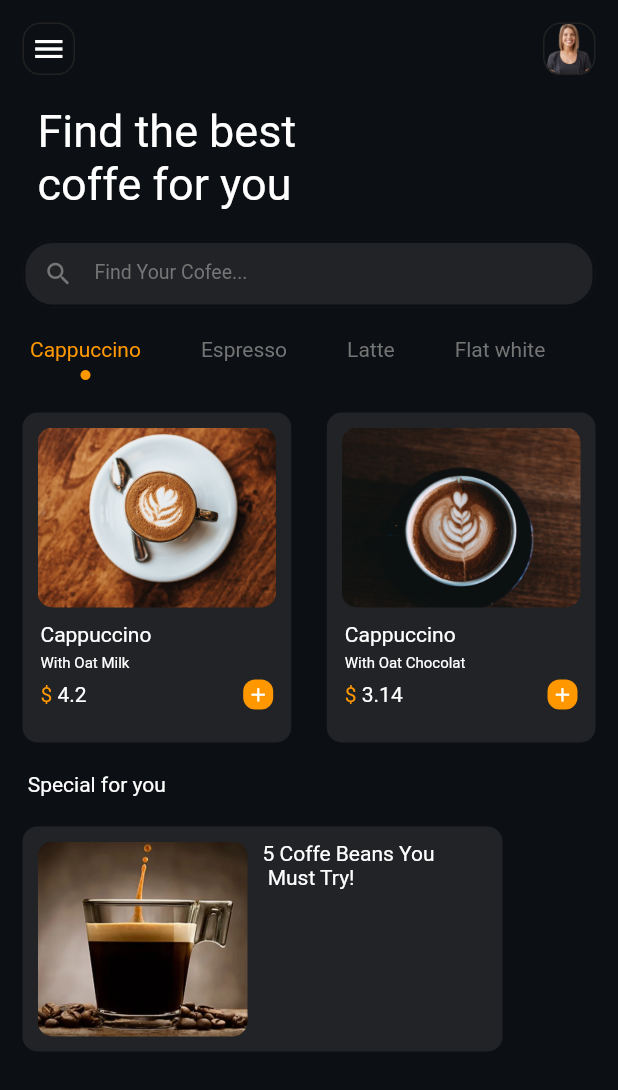
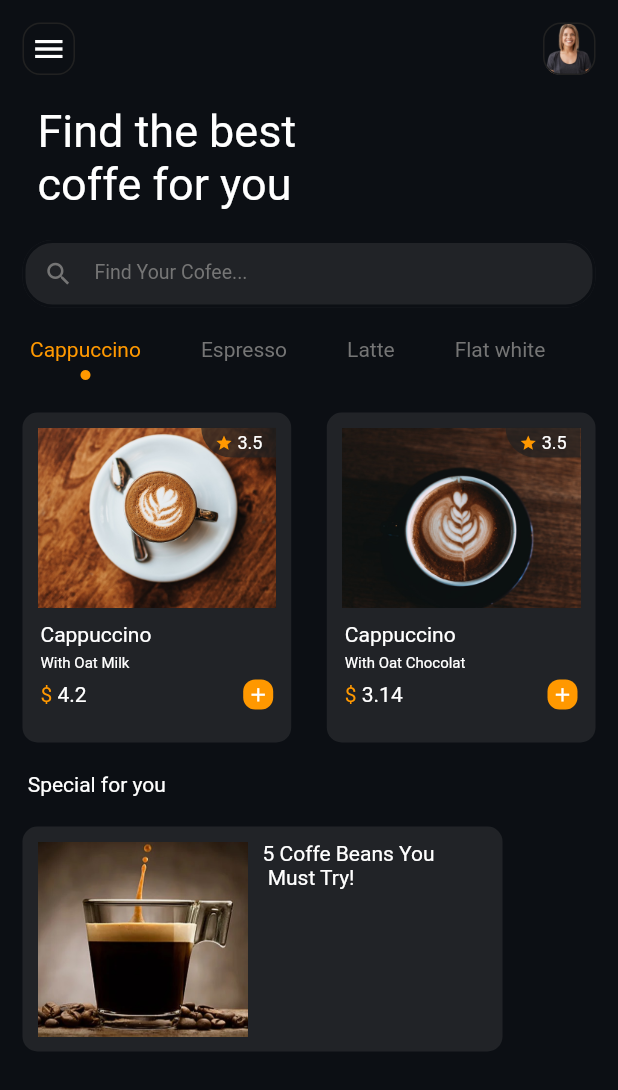
Before and after one commit to ruvima/coffee_shop_ui, a Flutter app: the screen it shows after launch, on a phone screen of 412 x 824 dp. Shown: the top 1090 px of the screen. Run offline on Flutter 3.47's test engine with Material 2 defaults, Android fonts, the phone set to English and light mode, and no system bars; our stand-ins replace flutter_riverpod.

Commit message:
added star raiting

```diff
--- a/lib/widgets/coffe_vertical_container.dart
+++ b/lib/widgets/coffe_vertical_container.dart
@@ -57,6 +57,7 @@ class CoffeeBox extends ConsumerWidget {
             num: num,
             index: selectedCofee.selectedIndex,
             height: 120,
+            star: true,
           ),
           Padding(
             padding: const EdgeInsets.only(left: 12.0, right: 12.0, bottom: 5),
@@ -116,6 +117,7 @@ class CoffeeImage extends StatelessWidget {
       {Key? key,
       required this.index,
       required this.num,
+      this.star = false,
       this.width,
       this.height})
       : super(key: key);
@@ -123,6 +125,7 @@ class CoffeeImage extends StatelessWidget {
   final int num;
   final double? height;
   final double? width;
+  final bool star;
   @override
   Widget build(BuildContext context) {
     return Container(
@@ -131,14 +134,61 @@ class CoffeeImage extends StatelessWidget {
         width: width,
         decoration: BoxDecoration(
           borderRadius: BorderRadius.circular(10),
-        image: DecorationImage(
-          scale: 50,
-          fit: BoxFit.cover,
+        ),
+        child: LayoutBuilder(
+          builder: (context, constraints) {
+            return Stack(
+              alignment: AlignmentDirectional.topEnd,
+              children: [
+                Image(
                   image: AssetImage(
                     'assets/coffee${num}_$index.jpg',
                   ),
+                  width: constraints.maxWidth,
+                  height: constraints.maxHeight,
+                  fit: BoxFit.cover,
                 ),
+                star
+                    ? Container(
+                        height: 20,
+                        width: 50,
+                        decoration: BoxDecoration(
+                          borderRadius: const BorderRadius.only(
+                              bottomLeft: Radius.circular(20)),
+                          color: Colors.grey.shade900.withOpacity(0.7),
                         ),
+                        child: Row(
+                          mainAxisAlignment: MainAxisAlignment.center,
+                          children: const [
+                            Icon(
+                              Icons.star,
+                              size: 12,
+                              color: Colors.orange,
+                            ),
+                            Text(
+                              ' 3.5',
+                              style:
+                                  TextStyle(fontFamily: 'Roboto', fontSize: 12),
+                            )
+                          ],
+                        ),
+                      )
+                    : SizedBox.shrink(),
+              ],
             );
+          },
+        ));
   }
 }
+
+//  Container(
+//             alignment: Alignment.topRight,
+//             height: 20,
+//             width: 50,
+//             decoration: BoxDecoration(
+//               borderRadius:
+//                   const BorderRadius.only(bottomLeft: Radius.circular(20)),
+//               color: Colors.grey.shade600.withOpacity(0.2),
+//             ),
+//             child: Icon(Icons.star),
+//           ),
```
Lines whose indentation alone changed are shown as unchanged.
